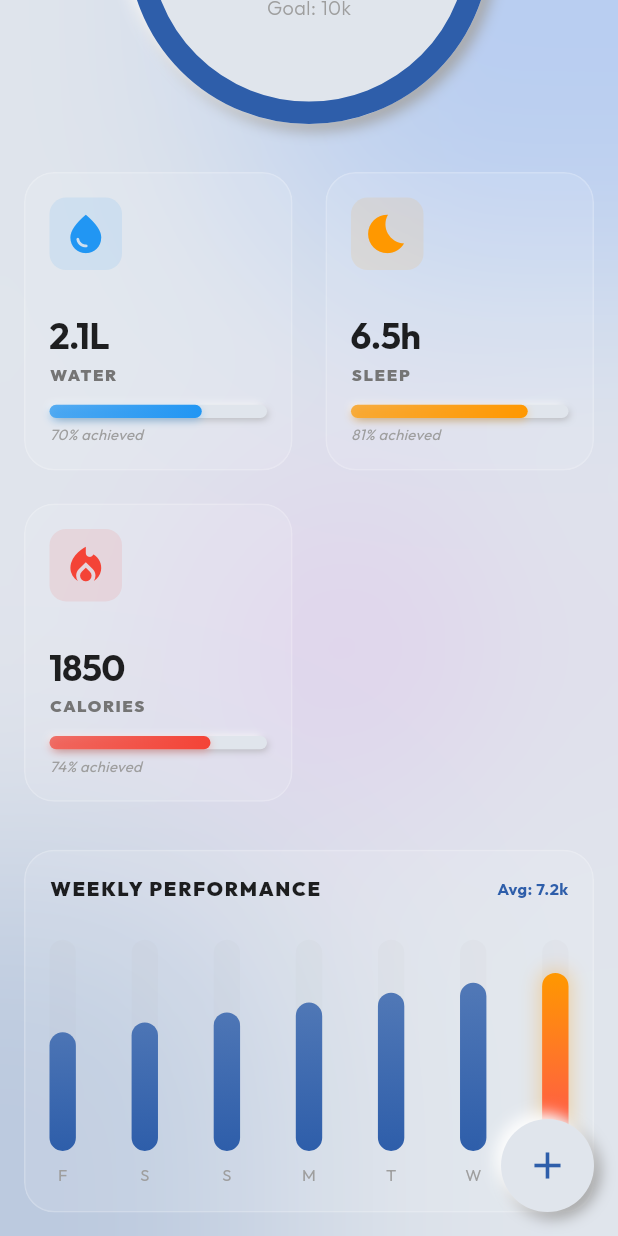
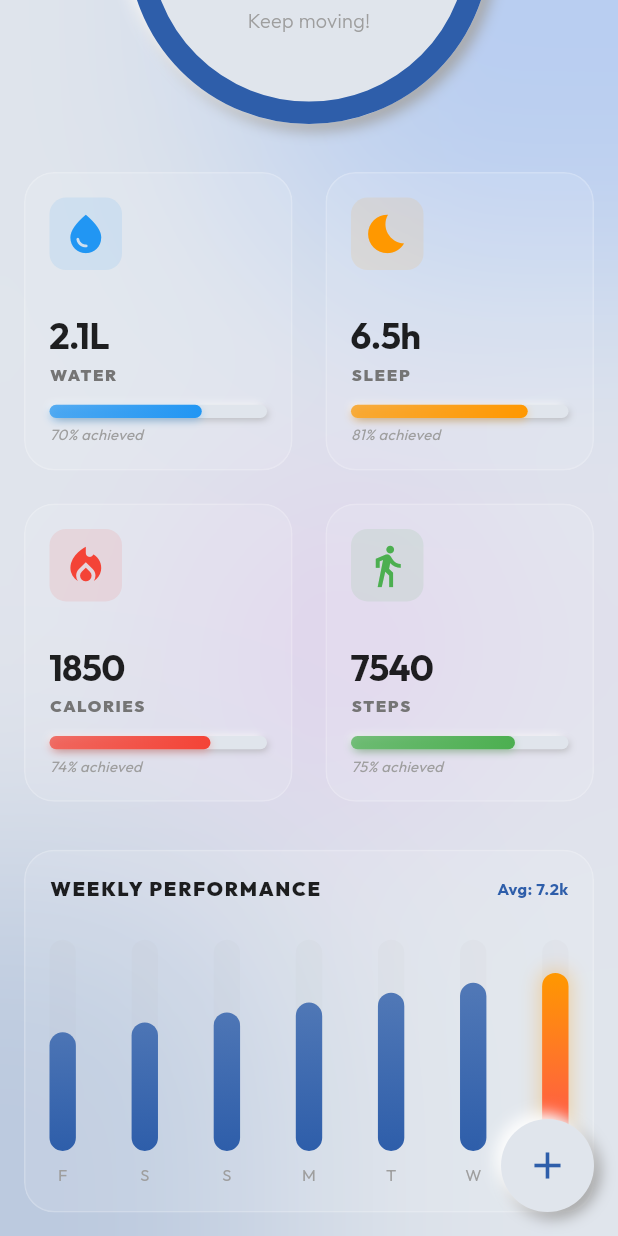
Before and after one commit to shanishah215/Wellness-Tracker, a Flutter app: the screen it shows after launch, scrolled down 307 dp, on a phone screen of 412 x 824 dp. Run offline on Flutter 3.47's test engine with Material 3 defaults, Android fonts, the phone set to English and light mode, and no system bars; our stand-ins replace get, google_fonts, responsive_framework.

Commit message:
feat: replace step-tracking gauge with overall daily progress and update grid layout for better alignment

```diff
--- a/wellnesstracker/lib/core/utils/extensions.dart
+++ b/wellnesstracker/lib/core/utils/extensions.dart
@@ -24,9 +24,9 @@ extension ResponsiveExtension on BuildContext {
   /// Returns the optimal grid cross-axis count for the current screen size.
   double get gridCrossAxisCount {
     if (isNeoMobile) return 2;
-    if (isNeoTablet) return 3;
+    if (isNeoTablet) return 2; // Switched to 2 for better alignment of 4 cards
     if (isNeoDesktop) return 4;
-    return 6;
+    return 4;
   }
 
   /// Calculates a scaling factor to adjust font sizes and dimensions across devices.
--- a/wellnesstracker/lib/domain/entities/wellness_data.dart
+++ b/wellnesstracker/lib/domain/entities/wellness_data.dart
@@ -18,4 +18,5 @@ class WellnessData {
   double get waterProgress => (waterIntake / 3.0).clamp(0.0, 1.0);
   double get sleepProgress => (sleepHours / 8.0).clamp(0.0, 1.0);
   double get caloriesProgress => (caloriesBurned / 2500).clamp(0.0, 1.0);
+  double get overallProgress => (stepsProgress + waterProgress + sleepProgress + caloriesProgress) / 4.0;
 }
--- a/wellnesstracker/lib/presentation/screens/dashboard_screen.dart
+++ b/wellnesstracker/lib/presentation/screens/dashboard_screen.dart
@@ -121,31 +121,34 @@ class DashboardScreen extends StatelessWidget {
     );
   }
 
-  /// Builds the primary step-tracking circular gauge.
+  /// Builds the primary daily overview circular gauge.
   Widget _buildMainCircularProgress(BuildContext context, dynamic data) {
     final primaryColor = Theme.of(context).primaryColor;
+    final progress = data?.overallProgress ?? 0.0;
+
     return Center(
       child: NeoCircularProgress(
-        progress: data?.stepsProgress ?? 0,
+        progress: progress,
         size: context.scaled(220),
         child: Column(
           mainAxisSize: MainAxisSize.min,
           children: [
             ShaderMask(
               shaderCallback: (bounds) => LinearGradient(
-                colors: [primaryColor, Colors.blueAccent],
+                colors: [primaryColor, Colors.tealAccent],
               ).createShader(bounds),
               child: Text(
-                "${data?.steps ?? 0}",
+                "${(progress * 100).toStringAsFixed(0)}%",
                 style: TextStyle(
-                  fontSize: context.scaled(36),
+                  fontSize: context.scaled(48),
                   fontWeight: FontWeight.bold,
                   color: Colors.white,
+                  letterSpacing: -1,
                 ),
               ),
             ),
             Text(
-              "STEPS",
+              "DAILY SCORE",
               style: TextStyle(
                 color: Colors.grey,
                 fontWeight: FontWeight.bold,
@@ -156,7 +159,7 @@ class DashboardScreen extends StatelessWidget {
             Transform.translate(
               offset: Offset(0, context.scaled(5)),
               child: Text(
-                "Goal: ${(data != null ? ((data.steps / data.stepsProgress) / 1000).toStringAsFixed(0) : "0")}k",
+                "Keep moving!",
                 style: TextStyle(fontSize: context.scaled(12), color: Colors.grey, fontWeight: FontWeight.w300),
               ),
             ),
@@ -211,6 +214,14 @@ class DashboardScreen extends StatelessWidget {
           data?.caloriesProgress ?? 0,
           Icons.local_fire_department,
           Colors.red,
+        ),
+        _buildMetricCard(
+          context,
+          "Steps",
+          "${data?.steps ?? 0}",
+          data?.stepsProgress ?? 0,
+          Icons.directions_walk,
+          Colors.green,
         ),
       ],
     );
```
